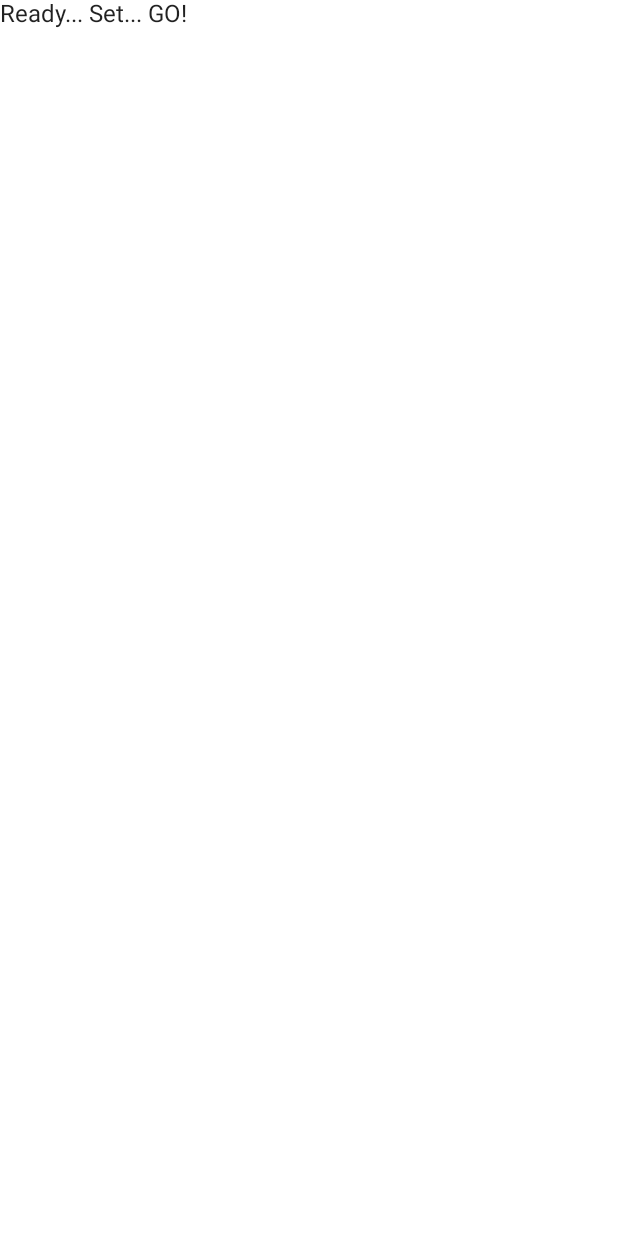
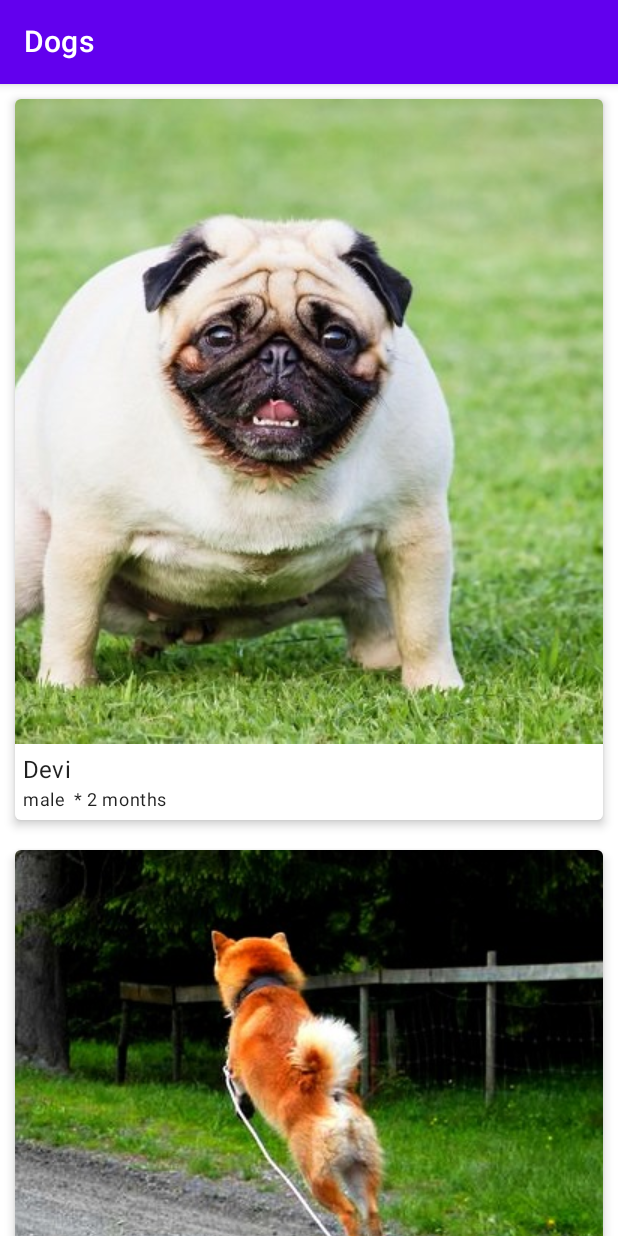
Before and after one commit to BuleB/android-dev-challenge-compose, an Android app built with Jetpack Compose: the screen it shows after launch (MainActivity), on a phone screen of 412 x 824 dp. Before the commit the screen is almost empty. Run offline under Robolectric (Android 15) with nearby library versions, the phone set to English and light mode, and no system bars.

```diff
--- /dev/null
+++ b/app/src/main/java/com/example/androiddevchallenge/Componet.kt
@@ -0,0 +1,119 @@
+package com.example.androiddevchallenge
+
+import android.util.Log
+import androidx.compose.foundation.Image
+import androidx.compose.foundation.clickable
+import androidx.compose.foundation.layout.*
+import androidx.compose.foundation.lazy.LazyColumn
+import androidx.compose.foundation.lazy.items
+import androidx.compose.material.Button
+import androidx.compose.material.Card
+import androidx.compose.material.MaterialTheme
+import androidx.compose.material.Text
+import androidx.compose.runtime.Composable
+import androidx.compose.runtime.remember
+import androidx.compose.ui.Alignment
+import androidx.compose.ui.Modifier
+import androidx.compose.ui.layout.ContentScale
+import androidx.compose.ui.res.painterResource
+import androidx.compose.ui.tooling.preview.Preview
+import androidx.compose.ui.unit.dp
+
+
+@Composable
+fun DogCardView(dog: Dog, onClickEvent: (() -> Unit)? = null) {
+    Card(elevation = 4.dp, modifier = Modifier.padding(10.dp)) {
+        DogView(dog = dog, onClickEvent)
+    }
+}
+
+@Composable
+fun DogView(dog: Dog, onClickEvent: (() -> Unit)? = null) {
+    Column(modifier = Modifier.clickable {
+        onClickEvent?.invoke()
+    }) {
+        Image(
+            painter = painterResource(id = dog.image),
+            contentDescription = "dog_image",
+            contentScale = ContentScale.Crop,
+            modifier = Modifier
+                .fillMaxWidth()
+        )
+        Column(modifier = Modifier.padding(5.dp)) {
+            Text(text = dog.name, style = MaterialTheme.typography.subtitle1)
+            Row {
+                Text(text = dog.sex.value, style = MaterialTheme.typography.caption)
+                Text(
+                    text = "* ${dog.age}",
+                    modifier = Modifier.padding(start = 5.dp),
+                    style = MaterialTheme.typography.caption
+                )
+            }
+        }
+    }
+}
+
+
+@Composable
+fun DogList(onClickEvent: ((dog: Dog) -> Unit)?) {
+    val dogs = remember {
+        Dogs
+    }
+    LazyColumn {
+        items(items = dogs) { item ->
+            DogCardView(dog = item) {
+                Log.d(TAG, "DogList: ")
+                onClickEvent?.run {
+                    onClickEvent(item)
+                }
+            }
+        }
+    }
+}
+
+@Composable
+fun DogDetailPage(position: Int) {
+    val dog = remember(key1 = position, calculation = { Dogs[position] })
+    Column {
+        DogView(dog)
+        Text(
+            text = dog.detail,
+            modifier = Modifier.padding(start = 5.dp),
+            style = MaterialTheme.typography.body2
+        )
+        Row(
+            horizontalArrangement = Arrangement.Center,
+            modifier = Modifier.fillMaxWidth()
+        ) {
+            Button(onClick = {}, Modifier.padding(vertical = 30.dp)) {
+                Text(text = "Adopt")
+            }
+        }
+
+    }
+
+}
+
+@Preview(
+    "Light Theme", widthDp = 360, heightDp = 640,
+    showBackground = true
+)
+@Composable
+fun PreviewDogCard() {
+    val dog = remember {
+        Dogs[0]
+    }
+    DogCardView(dog)
+}
+
+@Preview(
+    "Light Theme", widthDp = 360, heightDp = 640,
+    showBackground = true
+)
+@Composable
+fun PreviewDogDetail() {
+    DogDetailPage(0)
+}
+
+
+const val TAG = "Mason"
--- a/app/src/main/java/com/example/androiddevchallenge/MainActivity.kt
+++ b/app/src/main/java/com/example/androiddevchallenge/MainActivity.kt
@@ -15,22 +15,35 @@
  */
 package com.example.androiddevchallenge
 
+import android.content.Intent
 import android.os.Bundle
 import androidx.activity.compose.setContent
+import androidx.activity.viewModels
+import androidx.annotation.DrawableRes
 import androidx.appcompat.app.AppCompatActivity
-import androidx.compose.material.MaterialTheme
-import androidx.compose.material.Surface
-import androidx.compose.material.Text
+import androidx.compose.material.*
 import androidx.compose.runtime.Composable
 import androidx.compose.ui.tooling.preview.Preview
+import androidx.lifecycle.LiveData
+import androidx.lifecycle.MutableLiveData
+import androidx.lifecycle.ViewModel
 import com.example.androiddevchallenge.ui.theme.MyTheme
 
+
 class MainActivity : AppCompatActivity() {
+    private val viewModel: DogViewModel by viewModels()
     override fun onCreate(savedInstanceState: Bundle?) {
         super.onCreate(savedInstanceState)
         setContent {
             MyTheme {
-                MyApp()
+                MyApp(viewModel)
+            }
+        }
+        viewModel.detailDog.observe(this) {
+            if (it != -1) {
+                startActivity(Intent(this, DetailActivity::class.java).apply {
+                    putExtra(DetailActivityParams.POSITION, it)
+                })
             }
         }
     }
@@ -38,11 +51,19 @@ class MainActivity : AppCompatActivity() {
 
 // Start building your app here!
 @Composable
-fun MyApp() {
-    Surface(color = MaterialTheme.colors.background) {
-        Text(text = "Ready... Set... GO!")
+fun MyApp(viewModel: DogViewModel? = null) {
+    Scaffold(topBar = {
+        TopAppBar(title = { Text(text = "Dogs") })
+    }) {
+        Surface(color = MaterialTheme.colors.background) {
+            DogList {
+                val position = Dogs.indexOf(it)
+                viewModel?.navigationToDetailPage(position = position)
+            }
+        }
     }
 }
+
 
 @Preview("Light Theme", widthDp = 360, heightDp = 640)
 @Composable
@@ -59,3 +80,51 @@ fun DarkPreview() {
         MyApp()
     }
 }
+
+
+class DogViewModel : ViewModel() {
+
+    private val _detailDog = MutableLiveData(-1)
+    val detailDog: LiveData<Int> = _detailDog
+
+    fun navigationToDetailPage(position: Int) {
+        _detailDog.value = position
+    }
+
+}
+
+data class Dog(
+    val name: String,
+    val age: String,
+    val sex: Gender,
+    @DrawableRes val image: Int,
+    val detail: String
+)
+
+enum class Gender(val value: String) {
+    FEMALE("female"),
+    MALE("male")
+}
+
+val Dogs = listOf(
+    Dog(
+        "Devi",
+        "2 months",
+        Gender.MALE,
+        R.drawable.devi_dogs,
+        "At DogTime, our mission is to keep dogs out of shelters and get them adopted to good homes by providing novice and experienced owners alike with the important information needed to make them, and their dogs, very happy and healthy."
+    ),
+    Dog(
+        "Bella",
+        "6 months",
+        Gender.FEMALE,
+        R.drawable.walking_the_dog_day,
+        "DogTime covers all things dog. Our extensive pure- and mixed-breed profiles include the history and evaluation of various dog breed characteristics--such as behaviors, shedding, adaptability--and what they mean for a potential owner."
+    ), Dog(
+        "Molly",
+        "12 months",
+        Gender.FEMALE,
+        R.drawable.gum_disease_dogs,
+        "For those looking to take the plunge and adopt a four-legged friend, take the matchup quiz and questionnaire to find the pooch who best fits your lifestyle and interests. You can even check local shelters in your zip code using our adoption page. And don't forget the extensive lists of dog names by breed, theme, and other categories."
+    )
+)
```
Also changed, not shown: app/src/main/AndroidManifest.xml (+6 -13 lines), app/src/main/java/com/example/androiddevchallenge/DetailActivity.kt (added, +52 -0 lines), app/src/main/res/drawable/devi_dogs.jpg (added), app/src/main/res/drawable/gum_disease_dogs.jpg (added), app/src/main/res/drawable/walking_the_dog_day.jpg (added).
